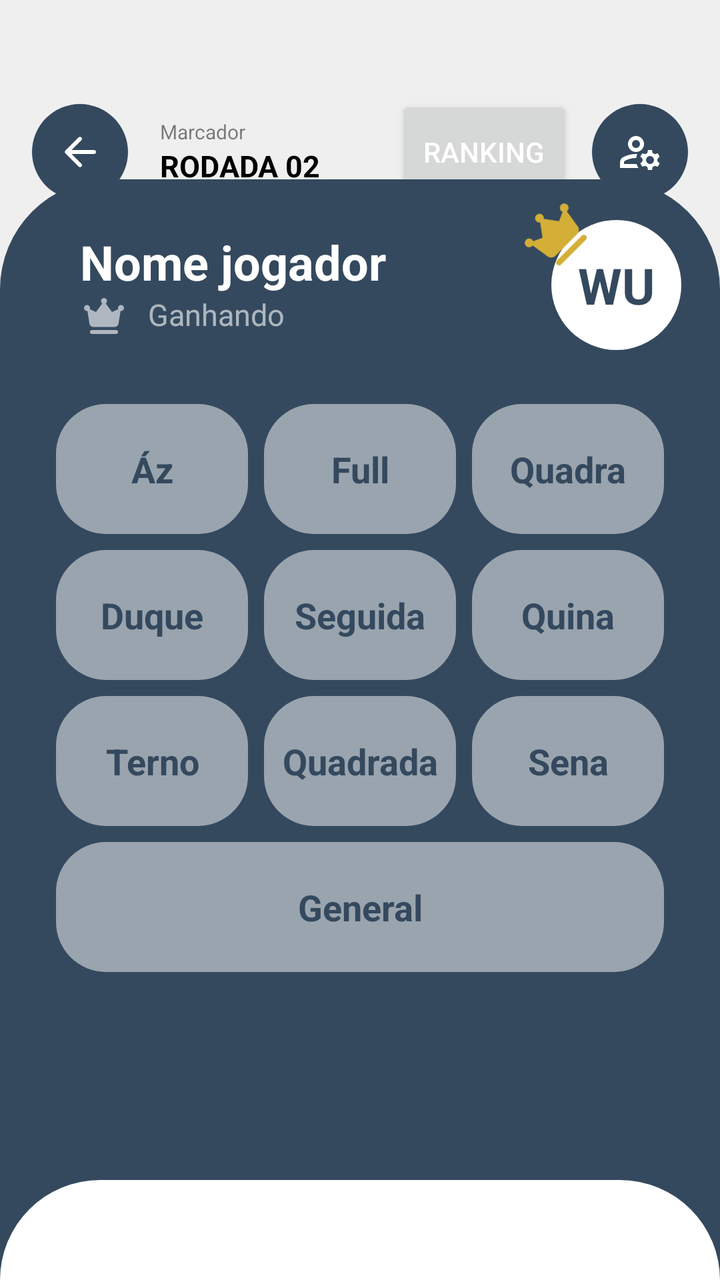
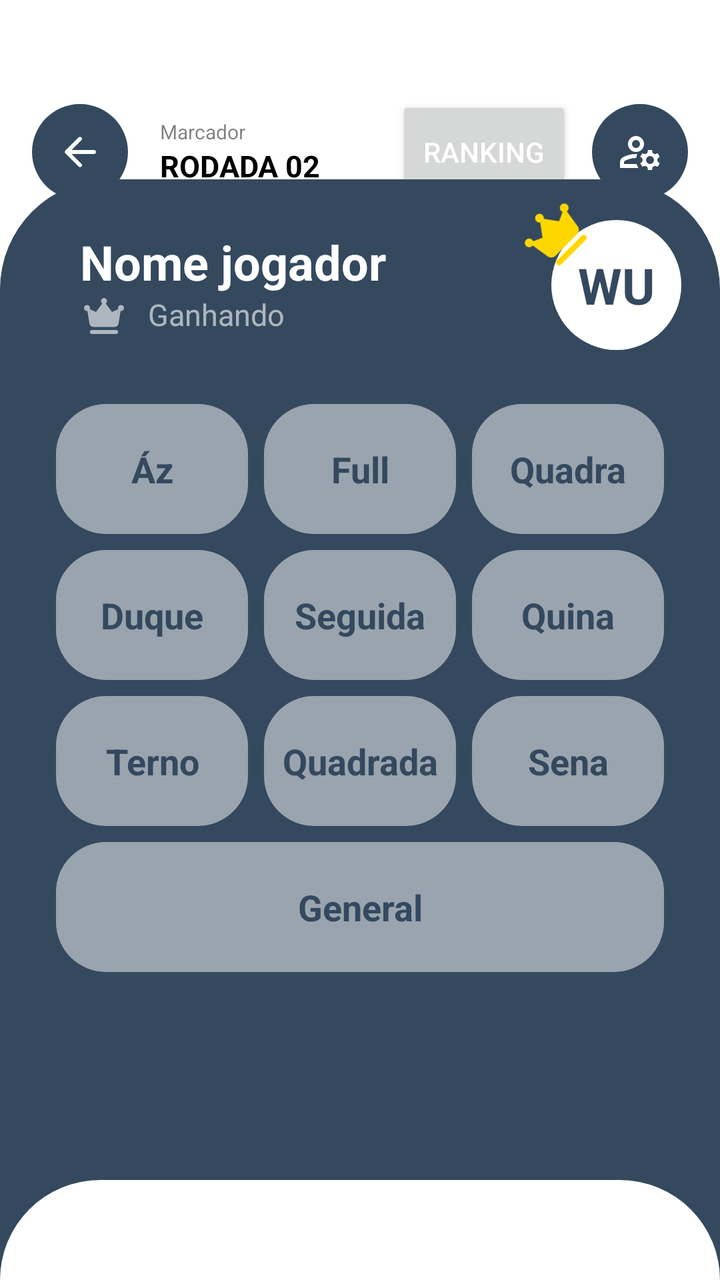

Screens rendered from an Android XML layout before and after an edit, with the pre-edit source and the edit as a unified diff.
<!-- AndroidManifest.xml: application theme Base.Theme.KingOfBozo.Standard -->
<!-- res/layout/fragment_marcar_jogo.xml -->
<?xml version="1.0" encoding="utf-8"?>
<androidx.constraintlayout.widget.ConstraintLayout xmlns:android="http://schemas.android.com/apk/res/android"
    android:layout_width="match_parent"
    android:layout_height="match_parent"
    android:paddingTop="32dp"
    xmlns:app="http://schemas.android.com/apk/res-auto"
    xmlns:tools="http://schemas.android.com/tools"
    android:background="?attr/customBackground">

    <LinearLayout
        android:id="@+id/action_bar"
        android:layout_width="match_parent"
        android:layout_height="wrap_content"
        android:layout_margin="16dp"
        android:gravity="center_vertical"
        app:layout_constraintTop_toTopOf="parent">

        <ImageView
            android:id="@+id/button_back"
            android:layout_width="48dp"
            android:layout_height="48dp"
            android:backgroundTint="?attr/colorPrimary"
            android:background="@drawable/background_circle"
            android:padding="12dp"
            android:src="@drawable/ic_arrow_back"
            app:tint="?attr/customTextBackground"
            tools:ignore="ContentDescription" />

        <LinearLayout
            android:layout_width="0dp"
            android:layout_height="wrap_content"
            android:layout_marginStart="16dp"
            android:orientation="vertical"
            android:layout_weight="1">

            <TextView
                android:layout_width="wrap_content"
                android:layout_height="wrap_content"
                android:text="Marcador"
                android:alpha="0.5"
                android:textColor="?attr/textFillColor"
                android:textSize="10sp" />

            <TextView
                android:id="@+id/total_rodadas"
                android:layout_width="wrap_content"
                android:layout_height="wrap_content"
                android:text="RODADA 02"
                android:textColor="?attr/textFillColor"
                android:textSize="15sp"
                android:textStyle="bold" />

        </LinearLayout>

        <Button
            android:id="@+id/btn_ranking_durante_jogo"
            android:layout_width="wrap_content"
            android:layout_height="56dp"
            android:text="Ranking"
            android:textColor="?attr/customTextBackground"
            app:icon="@drawable/ic_ranking"
            app:iconGravity="textStart"
            app:iconTint="?attr/customTextBackground" />

        <ImageView
            android:id="@+id/button_gerenciar_jogadores"
            android:layout_width="48dp"
            android:layout_height="48dp"
            android:backgroundTint="?attr/colorPrimary"
            android:background="@drawable/background_circle_yellow"
            android:padding="12dp"
            app:tint="?attr/customTextBackground"
            android:src="@drawable/ic_gerenciar_jogador"
            android:layout_marginStart="10dp"
            tools:ignore="ContentDescription" />

    </LinearLayout>

    <TextView
        android:id="@+id/pontos_rodada"
        android:layout_width="0dp"
        android:layout_height="0dp"
        android:text="0"
        android:gravity="center"
        android:fontFamily="@font/agencyb"
        android:textColor="?attr/textFillColor"
        app:autoSizeTextType="uniform"
        app:autoSizeMinTextSize="50sp"
        app:autoSizeMaxTextSize="250sp"
        app:layout_constraintTop_toBottomOf="@id/action_bar"
        app:layout_constraintBottom_toTopOf="@id/form_add_player"
        app:layout_constraintStart_toStartOf="parent"
        app:layout_constraintEnd_toEndOf="parent" />

    <LinearLayout
        android:id="@+id/form_add_player"
        android:layout_width="match_parent"
        android:layout_height="wrap_content"
        android:background="@drawable/bottom_sheet_background"
        android:backgroundTint="?attr/colorPrimary"
        android:orientation="vertical"
        android:paddingHorizontal="24dp"
        android:paddingTop="25dp"
        android:paddingBottom="130dp"
        android:clipChildren="false"
        android:clipToPadding="false"
        app:layout_constraintBottom_toBottomOf="parent">

        <LinearLayout
            android:layout_width="match_parent"
            android:layout_height="wrap_content"
            android:clipChildren="false"
            android:clipToPadding="false">

            <LinearLayout
                android:layout_width="0dp"
                android:layout_height="wrap_content"
                android:orientation="vertical"
                android:layout_weight="1"
                android:paddingStart="16dp">
                <TextView
                    android:id="@+id/text_player_name"
                    android:layout_width="wrap_content"
                    android:layout_height="wrap_content"
                    android:text="Nome jogador"
                    android:textColor="?attr/customTextBackground"
                    android:textSize="24sp"
                    android:textStyle="bold" />

                <TextView
                    android:id="@+id/text_status"
                    android:layout_width="wrap_content"
                    android:layout_height="wrap_content"
                    android:text="Ganhando"
                    android:alpha="0.6"
                    android:textColor="?attr/customTextBackground"
                    android:textSize="15sp"
                    android:gravity="start"
                    app:drawableStartCompat="@drawable/ic_crown"
                    app:drawableTint="?attr/customTextBackground"
                    android:drawablePadding="10dp"/>

            </LinearLayout>


            <FrameLayout
                android:id="@+id/avatarContainer"
                android:layout_width="95dp"
                android:layout_height="95dp"
                android:clickable="true"
                android:focusable="true"
                android:padding="15dp"
                android:layout_marginTop="-20dp"
                android:layout_marginEnd="-20dp"
                android:clipChildren="false"
                android:clipToPadding="false">

                <ImageView
                    android:id="@+id/icon_king"
                    android:layout_width="37dp"
                    android:layout_height="35dp"
                    android:layout_marginStart="-16dp"
                    android:layout_marginTop="-10dp"
                    android:elevation="1dp"
                    android:importantForAccessibility="no"
                    android:rotation="-45"
                    android:src="@drawable/ic_crown"
                    app:tint="@color/king" />

                <TextView
                    android:id="@+id/sigla_nome"
                    android:layout_width="match_parent"
                    android:layout_height="match_parent"
                    android:background="@drawable/background_circle"
                    android:backgroundTint="?attr/customTextBackground"
                    android:text="WU"
                    android:textColor="?attr/colorPrimary"
                    android:textStyle="bold"
                    android:textSize="25sp"
                    android:gravity="center" />

                <com.google.android.material.imageview.ShapeableImageView
                    android:id="@+id/imagePlayerAvatarDetail"
                    android:layout_width="match_parent"
                    android:layout_height="match_parent"
                    android:scaleType="centerCrop"
                    android:src="@drawable/ic_person"
                    android:visibility="gone"
                    app:shapeAppearanceOverlay="@style/ShapeAppearance.Material3.Corner.Full" />

            </FrameLayout>
        </LinearLayout>

        <GridLayout
            android:layout_width="match_parent"
            android:layout_height="wrap_content"
            android:layout_marginBottom="20dp"
            android:columnCount="3"
            android:rowCount="4"
            android:layout_marginTop="8dp">

            <TextView
                android:id="@+id/valor_az"
                android:layout_height="65dp"
                android:layout_width="0dp"
                android:backgroundTint="?attr/customTextBackground"
                android:background="@drawable/background_card_black"
                android:textColor="?attr/colorPrimary"
                android:text="Áz"
                android:textSize="18sp"
                android:textStyle="bold"
                android:gravity="center"
                android:alpha="0.5"
                android:layout_row="0"
                android:layout_column="0"
                android:layout_columnWeight="1"
                android:layout_gravity="fill"
                android:layout_margin="4dp"/>

            <TextView
                android:id="@+id/valor_full"
                android:layout_height="65dp"
                android:layout_width="0dp"
                android:backgroundTint="?attr/customTextBackground"
                android:background="@drawable/background_card_black"
                android:textColor="?attr/colorPrimary"
                android:text="Full"
                android:textSize="18sp"
                android:textStyle="bold"
                android:gravity="center"
                android:alpha="0.5"
                android:layout_row="0"
                android:layout_column="1"
                android:layout_columnWeight="1"
                android:layout_gravity="fill"
                android:layout_margin="4dp"/>

            <TextView
                android:id="@+id/valor_quadra"
                android:layout_height="65dp"
                android:layout_width="0dp"
                android:backgroundTint="?attr/customTextBackground"
                android:background="@drawable/background_card_black"
                android:textColor="?attr/colorPrimary"
                android:text="Quadra"
                android:textSize="18sp"
                android:textStyle="bold"
                android:gravity="center"
                android:alpha="0.5"
                android:layout_row="0"
                android:layout_column="2"
                android:layout_columnWeight="1"
                android:layout_gravity="fill"
                android:layout_margin="4dp"/>

            <TextView
                android:id="@+id/valor_duque"
                android:layout_height="65dp"
                android:layout_width="0dp"
                android:backgroundTint="?attr/customTextBackground"
                android:background="@drawable/background_card_black"
                android:textColor="?attr/colorPrimary"
                android:text="Duque"
                android:textSize="18sp"
                android:textStyle="bold"
                android:gravity="center"
                android:alpha="0.5"
                android:layout_row="1"
                android:layout_column="0"
                android:layout_columnWeight="1"
                android:layout_gravity="fill"
                android:layout_margin="4dp"/>

            <TextView
                android:id="@+id/valor_seguida"
                android:layout_height="65dp"
                android:layout_width="0dp"
                android:backgroundTint="?attr/customTextBackground"
                android:background="@drawable/background_card_black"
                android:textColor="?attr/colorPrimary"
                android:text="Seguida"
                android:textSize="18sp"
                android:textStyle="bold"
                android:gravity="center"
                android:alpha="0.5"
                android:layout_row="1"
                android:layout_column="1"
                android:layout_columnWeight="1"
                android:layout_gravity="fill"
                android:layout_margin="4dp"/>

            <TextView
                android:id="@+id/valor_quina"
                android:layout_height="65dp"
                android:layout_width="0dp"
                android:backgroundTint="?attr/customTextBackground"
                android:background="@drawable/background_card_black"
                android:textColor="?attr/colorPrimary"
                android:text="Quina"
                android:textSize="18sp"
                android:textStyle="bold"
                android:gravity="center"
                android:alpha="0.5"
                android:layout_row="1"
                android:layout_column="2"
                android:layout_columnWeight="1"
                android:layout_gravity="fill"
                android:layout_margin="4dp"/>

            <TextView
                android:id="@+id/valor_terno"
                android:layout_height="65dp"
                android:layout_width="0dp"
                android:backgroundTint="?attr/customTextBackground"
                android:background="@drawable/background_card_black"
                android:textColor="?attr/colorPrimary"
                android:text="Terno"
                android:textSize="18sp"
                android:textStyle="bold"
                android:gravity="center"
                android:alpha="0.5"
                android:layout_row="2"
                android:layout_column="0"
                android:layout_columnWeight="1"
                android:layout_gravity="fill"
                android:layout_margin="4dp"/>

            <TextView
                android:id="@+id/valor_quadrada"
                android:layout_height="65dp"
                android:layout_width="0dp"
                android:backgroundTint="?attr/customTextBackground"
                android:background="@drawable/background_card_black"
                android:textColor="?attr/colorPrimary"
                android:text="Quadrada"
                android:textSize="18sp"
                android:textStyle="bold"
                android:gravity="center"
                android:alpha="0.5"
                android:layout_row="2"
                android:layout_column="1"
                android:layout_columnWeight="1"
                android:layout_gravity="fill"
                android:layout_margin="4dp"/>

            <TextView
                android:id="@+id/valor_sena"
                android:layout_height="65dp"
                android:layout_width="0dp"
                android:backgroundTint="?attr/customTextBackground"
                android:background="@drawable/background_card_black"
                android:textColor="?attr/colorPrimary"
                android:text="Sena"
                android:textSize="18sp"
                android:textStyle="bold"
                android:gravity="center"
                android:alpha="0.5"
                android:layout_row="2"
                android:layout_column="2"
                android:layout_columnWeight="1"
                android:layout_gravity="fill"
                android:layout_margin="4dp"/>

            <TextView
                android:id="@+id/valor_general"
                android:layout_height="65dp"
                android:layout_width="0dp"
                android:backgroundTint="?attr/customTextBackground"
                android:background="@drawable/background_card_black"
                android:textColor="?attr/colorPrimary"
                android:text="General"
                android:textSize="18sp"
                android:textStyle="bold"
                android:gravity="center"
                android:alpha="0.5"
                android:layout_row="3"
                android:layout_column="0"
                android:layout_columnSpan="3"
                android:layout_columnWeight="1"
                android:layout_gravity="fill"
                android:layout_margin="4dp"/>

        </GridLayout>

    </LinearLayout>

    <LinearLayout
        android:id="@+id/navigation_bar_container"
        android:layout_width="match_parent"
        android:layout_height="wrap_content"
        android:background="@drawable/bottom_sheet_background"
        android:backgroundTint="?attr/cardBackgroundColor"
        android:orientation="vertical"
        android:clipChildren="false"
        android:clipToPadding="false"
        android:paddingBottom="15dp"
        app:layout_constraintBottom_toBottomOf="parent">

        <androidx.recyclerview.widget.RecyclerView
            android:id="@+id/recyclerViewJogadoresRodada"
            android:layout_width="match_parent"
            android:layout_height="wrap_content"
            app:layoutManager="androidx.recyclerview.widget.LinearLayoutManager"
            android:orientation="horizontal"
            android:paddingTop="35dp"
            tools:listitem="@layout/item_jogador_selection"
            android:clipChildren="false"
            android:clipToPadding="false"/>

    </LinearLayout>

</androidx.constraintlayout.widget.ConstraintLayout>
<!-- res/layout/item_jogador_selection.xml (included above) -->
<?xml version="1.0" encoding="utf-8"?>
<androidx.constraintlayout.widget.ConstraintLayout xmlns:android="http://schemas.android.com/apk/res/android"
    xmlns:app="http://schemas.android.com/apk/res-auto"
    xmlns:tools="http://schemas.android.com/tools"
    android:layout_width="wrap_content"
    android:layout_height="wrap_content"
    android:background="?attr/selectableItemBackground"
    android:clipChildren="false"
    android:clipToPadding="false">

    <RelativeLayout
        android:id="@+id/avatar_container_jogo"
        android:layout_width="81dp"
        android:layout_height="81dp"
        android:padding="8dp"
        tools:ignore="MissingConstraints"
        android:clipChildren="false"
        android:clipToPadding="false">
        <ImageView
            android:id="@+id/icon_king"
            android:layout_width="wrap_content"
            android:layout_height="wrap_content"
            android:elevation="1dp"
            android:importantForAccessibility="no"
            android:rotation="-45"
            android:layout_marginTop="-3dp"
            android:layout_marginStart="-3dp"
            android:layout_alignParentTop="true"
            android:src="@drawable/ic_crown"
            app:tint="@color/king"/>


        <ImageView
            android:id="@+id/icon_position"
            android:layout_width="20dp"
            android:layout_height="20dp"
            android:elevation="1dp"
            android:importantForAccessibility="no"
            android:src="@drawable/ic_1"
            app:tint="?attr/colorPrimary"
            android:layout_marginBottom="-6dp"
            android:backgroundTint="?attr/customTextBackground"
            android:background="@drawable/circle_background"
            android:layout_alignParentBottom="true"
            android:layout_centerInParent="true"/>

        <ImageView
            android:id="@+id/icon_empate"
            android:layout_width="match_parent"
            android:layout_height="match_parent"
            android:backgroundTint="?attr/colorPrimary"
            android:background="@drawable/background_circle"
            android:layout_centerInParent="true"/>

        <TextView
            android:id="@+id/sigla_nome"
            android:layout_width="55dp"
            android:layout_height="55dp"
            android:backgroundTint="?attr/customBackground"
            android:background="@drawable/background_circle"
            android:text="WU"
            android:textColor="?attr/colorPrimary"
            android:textStyle="bold"
            android:textSize="25dp"
            android:gravity="center"
            android:layout_centerInParent="true"/>


        <com.google.android.material.imageview.ShapeableImageView
            android:id="@+id/imagePlayerAvatarJogo"
            android:layout_width="55dp"
            android:layout_height="55dp"
            android:scaleType="centerCrop"
            android:src="@drawable/ic_person"
            android:layout_centerInParent="true"
            app:shapeAppearanceOverlay="@style/ShapeAppearance.Material3.Corner.Full" />


    </RelativeLayout>

</androidx.constraintlayout.widget.ConstraintLayout>
<!-- resources referenced by this layout -->
<resources>
  <color name="king">#D4AF37</color>
  <!-- drawable background_card_black (drawable) -->
  <shape xmlns:android="http://schemas.android.com/apk/res/android"
      android:shape="rectangle">
      <solid android:color="@color/fundo_light" />
      <corners android:radius="25dp" />
  </shape>
  <!-- drawable background_circle (drawable) -->
  <?xml version="1.0" encoding="utf-8"?>
  <shape xmlns:android="http://schemas.android.com/apk/res/android"
      android:shape="oval">
      <solid android:color="@color/fundo_light" />
  </shape>
  <!-- drawable background_circle_yellow (drawable) -->
  <?xml version="1.0" encoding="utf-8"?>
  <shape xmlns:android="http://schemas.android.com/apk/res/android"
      android:shape="oval">
      <solid android:color="@color/fundo_light" />
  </shape>
  <!-- drawable bottom_sheet_background (drawable) -->
  <?xml version="1.0" encoding="utf-8"?>
  <shape xmlns:android="http://schemas.android.com/apk/res/android"
      android:shape="rectangle">
      <solid android:color="@color/fundo_light"/>
      <corners android:topLeftRadius="55dp" android:topRightRadius="55dp"/>
  </shape>
  <!-- drawable circle_background (drawable) -->
  <?xml version="1.0" encoding="utf-8"?>
  <shape xmlns:android="http://schemas.android.com/apk/res/android"
      android:shape="oval">
      <solid android:color="@color/fundo_light" />
  </shape>
  <!-- drawable ic_1 (drawable) -->
  <vector xmlns:android="http://schemas.android.com/apk/res/android"
      android:width="24dp"
      android:height="24dp"
      android:viewportWidth="960"
      android:viewportHeight="960"
      android:tint="@color/fundo_light">
    <path
        android:fillColor="@android:color/white"
        android:pathData="M480,880Q397,880 324,848.5Q251,817 197,763Q143,709 111.5,636Q80,563 80,480Q80,397 111.5,324Q143,251 197,197Q251,143 324,111.5Q397,80 480,80Q563,80 636,111.5Q709,143 763,197Q817,251 848.5,324Q880,397 880,480Q880,563 848.5,636Q817,709 763,763Q709,817 636,848.5Q563,880 480,880ZM460,360L460,640Q460,657 471.5,668.5Q483,680 500,680Q517,680 528.5,668.5Q540,657 540,640L540,320Q540,303 528.5,291.5Q517,280 500,280L420,280Q403,280 391.5,291.5Q380,303 380,320Q380,337 391.5,348.5Q403,360 420,360L460,360Z"/>
  </vector>
  <!-- drawable ic_arrow_back (drawable) -->
  <vector xmlns:android="http://schemas.android.com/apk/res/android"
      android:width="24dp"
      android:height="24dp"
      android:viewportWidth="960"
      android:viewportHeight="960"
      android:tint="@color/fundo_light"
      android:autoMirrored="true">
    <path
        android:fillColor="@android:color/white"
        android:pathData="M313,520L509,716Q521,728 520.5,744Q520,760 508,772Q496,783 480,783.5Q464,784 452,772L188,508Q182,502 179.5,495Q177,488 177,480Q177,472 179.5,465Q182,458 188,452L452,188Q463,177 479.5,177Q496,177 508,188Q520,200 520,216.5Q520,233 508,245L313,440L760,440Q777,440 788.5,451.5Q800,463 800,480Q800,497 788.5,508.5Q777,520 760,520L313,520Z"/>
  </vector>
  <color name="fundo_light">#EFEFEF</color>
  <color name="padrao">#34495e</color>
  <color name="text_dark">#000000</color>
  <color name="text_light">#FFFFFF</color>
  <color name="icon_dark">#000000</color>
  <color name="icon_light">#FFFFFF</color>
  <color name="card_light">#FFFFFF</color>
  <color name="card_dark">#313131</color>
  <!-- unchanged entries left out for length: 6 -->
</resources>

<!-- the commit's change to res/layout/fragment_marcar_jogo.xml (unified diff, before → after) -->
@@ -5,7 +5,7 @@
     android:paddingTop="32dp"
     xmlns:app="http://schemas.android.com/apk/res-auto"
     xmlns:tools="http://schemas.android.com/tools"
-    android:background="?attr/customBackground">
+    android:background="?attr/cardBackgroundColor">
 
     <LinearLayout
         android:id="@+id/action_bar"
<!-- resource entries referenced after the edit -->
@@ -1,6 +1,6 @@
 <!-- resources referenced by this layout -->
 <resources>
-  <color name="king">#D4AF37</color>
+  <color name="king">#FFD700</color>
   <!-- drawable background_card_black (drawable) -->
   <shape xmlns:android="http://schemas.android.com/apk/res/android"
       android:shape="rectangle">
